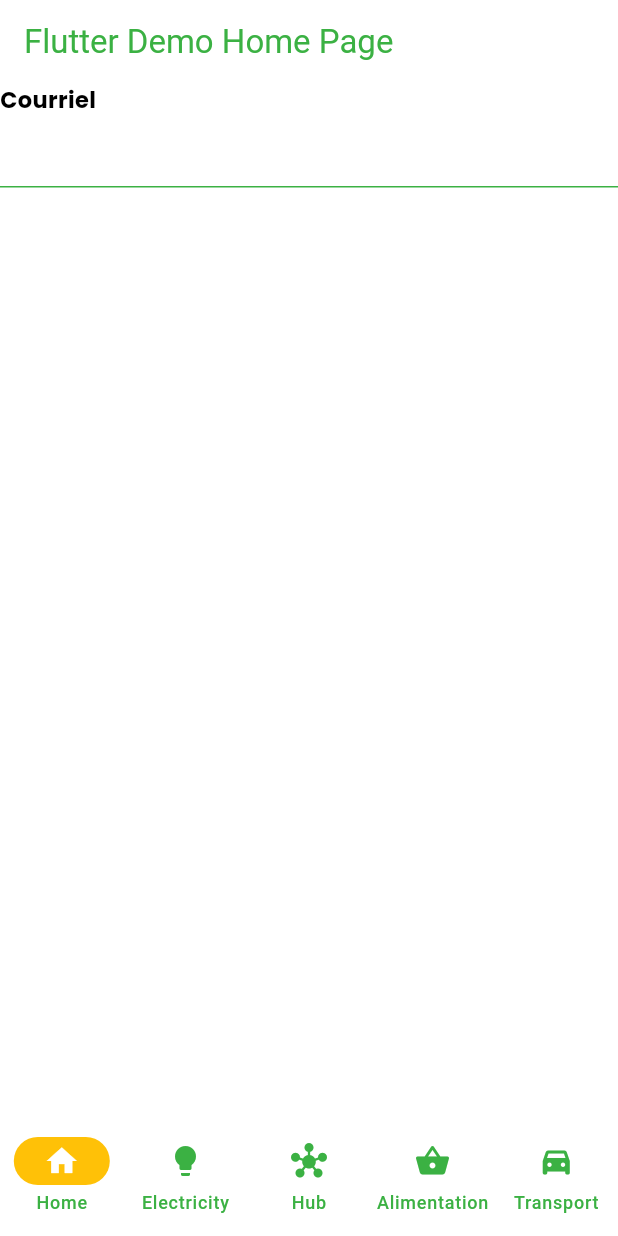
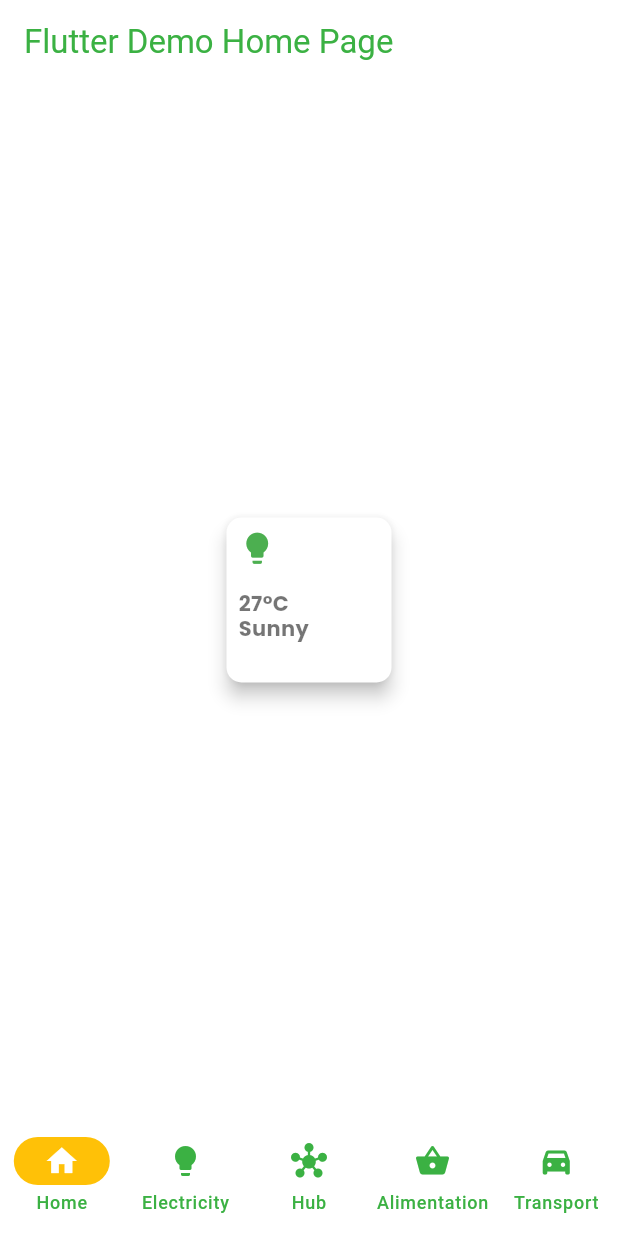
Before and after one commit to TomMondor/AMC_2024, a Flutter app: the screen it shows after launch, on a phone screen of 412 x 824 dp. Run offline on Flutter 3.47's test engine with Material 3 defaults, Android fonts, the phone set to English and light mode, and no system bars; our stand-ins replace device_preview, firebase_auth, firebase_core, flutter_hooks, get_it, rive; accounts and stored records are empty; generated files the repository leaves out were written again.

Commit message:
Add summary card

```diff
--- a/lib/src/view/home/home.dart
+++ b/lib/src/view/home/home.dart
@@ -1,3 +1,4 @@
+import 'package:amc_2024/src/view/widgets/card_summary.dart';
 import 'package:amc_2024/src/view/widgets/textfield_dash.dart';
 import 'package:flutter/material.dart';
 import 'package:flutter_gen/gen_l10n/app_localizations.dart';
@@ -18,18 +19,12 @@ class _MyHomePageState extends State<MyHomePage> {
       TextStyle(fontSize: 30, fontWeight: FontWeight.bold);
 
   static const List<Widget> _widgetOptions = <Widget>[
-    Center(
-      child:
-    TextfieldDash(title: 'Courriel',)
-      ,),
-    Text(
-      'Index 1: Electricity',
-      style: optionStyle,
-    ),
-    Text(
-      'Index 2: Hub',
-      style: optionStyle,
-    ),
+    // Center(
+    //   child:
+    // TextfieldDash(title: 'Courriel',)
+    //   ,),
+    CardSummary(topIcon: Icons.lightbulb, titleText: '27°C', descriptionText: "Sunny", categoryText: "Temp."),
+    CardSummary(topIcon: Icons.lightbulb, titleText: '27°C', descriptionText: "Sunny", categoryText: "Temp."),
     Text(
       'Index 3: Alimentation',
       style: optionStyle,
--- /dev/null
+++ b/lib/src/view/widgets/card_summary.dart
@@ -0,0 +1,75 @@
+import 'package:flutter/material.dart';
+import 'package:flutter/widgets.dart';
+
+class CardSummary extends StatelessWidget {
+  final IconData topIcon;
+  final String titleText;
+  final String descriptionText;
+  final String categoryText;
+
+  const CardSummary(
+      {super.key,
+      required this.topIcon,
+      required this.titleText,
+      required this.descriptionText,
+      required this.categoryText});
+
+  @override
+  Widget build(BuildContext context) {
+    return Center(
+      child: Card(
+        color: Colors.white,
+        elevation: 5.0,
+        shape: RoundedRectangleBorder(
+          borderRadius: BorderRadius.circular(10.0),
+        ),
+        child: Container(
+          width: 110,
+          height: 110,
+          padding: const EdgeInsets.all(8.0),
+          child: Column(
+            mainAxisAlignment: MainAxisAlignment.start,
+            crossAxisAlignment: CrossAxisAlignment.start,
+            children: [
+              Icon(topIcon, color: Colors.green, size: 25),
+              const SizedBox(height: 16.0),
+              Column(
+                mainAxisAlignment: MainAxisAlignment.start,
+                crossAxisAlignment: CrossAxisAlignment.start,
+                children: [
+                  Text(
+                    titleText,
+                    style: const TextStyle(
+                      color: Colors.black54,
+                      fontSize: 14.0,
+                      fontWeight: FontWeight.bold,
+                      height: 1.2,
+                    ),
+                  ),
+                  // SizedBox(height: 2.0),
+                  Text(
+                    descriptionText,
+                    style: const TextStyle(
+                      color: Colors.black54,
+                      fontWeight: FontWeight.bold,
+                      fontSize: 14.0,
+                      height: 1.2,
+                    ),
+                  ),
+                  Text(
+                    categoryText,
+                    style: const TextStyle(
+                      color: Colors.white70,
+                      fontWeight: FontWeight.bold,
+                      fontSize: 12.0,
+                    ),
+                  ),
+                ],
+              ),
+            ],
+          ),
+        ),
+      ),
+    );
+  }
+}
--- /dev/null
+++ b/lib/src/view/widgets/card_tip.dart
@@ -0,0 +1,36 @@
+import 'package:flutter/material.dart';
+import 'package:flutter/widgets.dart';
+
+class CardTip extends StatelessWidget {
+  final IconData topIcon;
+  final String descriptionText;
+
+  const CardTip(
+      {super.key, required this.topIcon,
+        required this.descriptionText});
+
+  @override
+  Widget build(BuildContext context) {
+    return Center(
+      child: Card(
+        color: Colors.white,
+        elevation: 5.0,
+        shape: RoundedRectangleBorder(
+          borderRadius: BorderRadius.circular(10.0),
+        ),
+        child: Container(
+          width: 110,
+          height: 110,
+          padding: const EdgeInsets.all(8.0),
+          child: Column(
+            mainAxisAlignment: MainAxisAlignment.start,
+            crossAxisAlignment: CrossAxisAlignment.start,
+            children: [
+              Icon(topIcon, color: Colors.green, size: 25),
+            ],
+          ),
+        ),
+      ),
+    );
+  }
+}
```
